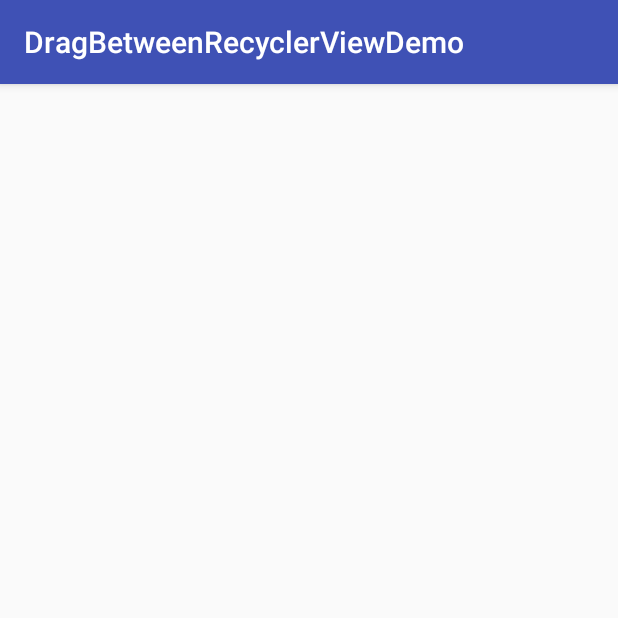
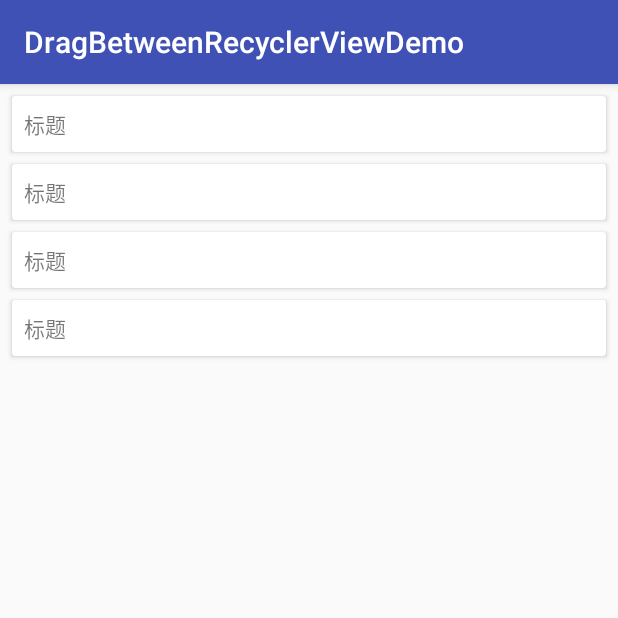
Before and after one commit to dyguests/DragBetweenRecyclerViewDemo, an Android app: the screen it shows after launch (MainActivity), on a phone screen of 412 x 824 dp, the top half of it. Run offline under Robolectric (Android 15) with nearby library versions, the phone set to English and light mode, and no system bars.

Commit message:
FunctionsViewHolder

```diff
--- /dev/null
+++ b/app/src/main/java/com/fanhl/dragbetweenrecyclerviewdemo/FunctionsViewHolder.java
@@ -0,0 +1,22 @@
+package com.fanhl.dragbetweenrecyclerviewdemo;
+
+import android.support.v7.widget.RecyclerView;
+import android.view.View;
+import android.widget.TextView;
+
+/**
+ * Created by fanhl on 2017/4/7.
+ */
+
+class FunctionsViewHolder {
+
+    private final View view;
+    private final TextView titleTv;
+    private final RecyclerView recyclerView;
+
+    public FunctionsViewHolder(View view) {
+        this.view = view;
+        titleTv = ((TextView) view.findViewById(R.id.titleTv));
+        recyclerView = ((RecyclerView) view.findViewById(R.id.recyclerView));
+    }
+}
--- a/app/src/main/java/com/fanhl/dragbetweenrecyclerviewdemo/MainActivity.java
+++ b/app/src/main/java/com/fanhl/dragbetweenrecyclerviewdemo/MainActivity.java
@@ -1,13 +1,22 @@
 package com.fanhl.dragbetweenrecyclerviewdemo;
 
+import android.os.Bundle;
 import android.support.v7.app.AppCompatActivity;
-import android.os.Bundle;
 
 public class MainActivity extends AppCompatActivity {
+
+    private FunctionsViewHolder myServiceContainer;
+    private FunctionsViewHolder serviceContainer;
+    private FunctionsViewHolder securityContainer;
+    private FunctionsViewHolder toolsContainer;
 
     @Override
     protected void onCreate(Bundle savedInstanceState) {
         super.onCreate(savedInstanceState);
         setContentView(R.layout.activity_main);
+        this.toolsContainer = new FunctionsViewHolder(findViewById(R.id.toolsContainer));
+        this.securityContainer = new FunctionsViewHolder(findViewById(R.id.securityContainer));
+        this.serviceContainer = new FunctionsViewHolder(findViewById(R.id.serviceContainer));
+        this.myServiceContainer = new FunctionsViewHolder(findViewById(R.id.myServiceContainer));
     }
 }
--- a/app/src/main/res/layout/activity_main.xml
+++ b/app/src/main/res/layout/activity_main.xml
@@ -1,6 +1,5 @@
 <?xml version="1.0" encoding="utf-8"?>
 <ScrollView xmlns:android="http://schemas.android.com/apk/res/android"
-            xmlns:app="http://schemas.android.com/apk/res-auto"
             xmlns:tools="http://schemas.android.com/tools"
             android:layout_width="match_parent"
             android:layout_height="match_parent"
@@ -15,25 +14,21 @@
         tools:context="com.fanhl.dragbetweenrecyclerviewdemo.MainActivity">
 
 
-        <android.support.v7.widget.CardView
-            android:layout_width="match_parent"
-            android:layout_height="wrap_content"
-            android:layout_marginBottom="4dp"
-            android:layout_marginLeft="8dp"
-            android:layout_marginRight="8dp"
-            android:layout_marginTop="4dp">
+        <include
+            android:id="@+id/myServiceContainer"
+            layout="@layout/view_function_bar"/>
 
-            <android.support.v7.widget.RecyclerView
-                android:id="@+id/recyclerView"
-                android:layout_width="match_parent"
-                android:layout_height="wrap_content"
-                android:clipToPadding="false"
-                android:nestedScrollingEnabled="false"
-                android:orientation="vertical"
-                app:layoutManager="android.support.v7.widget.GridLayoutManager"
-                app:spanCount="4"
-                tools:listitem="@layout/item_funtion"/>
-        </android.support.v7.widget.CardView>
+        <include
+            android:id="@+id/serviceContainer"
+            layout="@layout/view_function_bar"/>
+
+        <include
+            android:id="@+id/securityContainer"
+            layout="@layout/view_function_bar"/>
+
+        <include
+            android:id="@+id/toolsContainer"
+            layout="@layout/view_function_bar"/>
 
     </LinearLayout>
 </ScrollView>
--- /dev/null
+++ b/app/src/main/res/layout/view_function_bar.xml
@@ -0,0 +1,39 @@
+<?xml version="1.0" encoding="utf-8"?>
+<android.support.v7.widget.CardView xmlns:app="http://schemas.android.com/apk/res-auto"
+                                    xmlns:android="http://schemas.android.com/apk/res/android"
+                                    xmlns:tools="http://schemas.android.com/tools"
+                                    android:layout_width="match_parent"
+                                    android:layout_height="wrap_content"
+                                    android:layout_marginBottom="4dp"
+                                    android:layout_marginLeft="8dp"
+                                    android:layout_marginRight="8dp"
+                                    android:layout_marginTop="4dp"
+                                    tools:showIn="@layout/activity_main">
+
+    <LinearLayout
+        android:layout_width="match_parent"
+        android:layout_height="match_parent"
+        android:orientation="vertical">
+
+        <TextView
+            android:id="@+id/titleTv"
+            android:layout_width="wrap_content"
+            android:layout_height="wrap_content"
+            android:layout_marginBottom="8dp"
+            android:layout_marginLeft="8dp"
+            android:layout_marginStart="8dp"
+            android:layout_marginTop="8dp"
+            android:text="标题"/>
+
+        <android.support.v7.widget.RecyclerView
+            android:id="@+id/recyclerView"
+            android:layout_width="match_parent"
+            android:layout_height="match_parent"
+            android:clipToPadding="false"
+            android:orientation="vertical"
+            app:layoutManager="android.support.v7.widget.GridLayoutManager"
+            app:spanCount="4"
+            tools:listitem="@layout/item_funtion"/>
+    </LinearLayout>
+
+</android.support.v7.widget.CardView>
```
